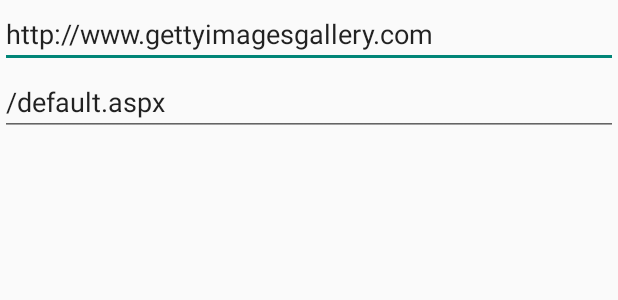
After one commit to JuL1205/JuLib, an Android app: the layout layout_domain_dlg.xml on its own in the app's theme, with its tools: preview values and no code run, on a phone screen of 412 x 824 dp. The commit adds this screen. Shown: the top 300 px of the screen. Run offline under Robolectric (Android 15) with nearby library versions, the phone set to English and light mode, and no system bars.

Commit message:
이미지 크롤링 예외처리

```diff
--- /dev/null
+++ b/app/src/main/res/layout/layout_domain_dlg.xml
@@ -0,0 +1,21 @@
+<?xml version="1.0" encoding="utf-8"?>
+<LinearLayout xmlns:android="http://schemas.android.com/apk/res/android"
+    android:layout_width="match_parent"
+    android:layout_height="match_parent"
+    android:orientation="vertical">
+    <EditText
+        android:id="@+id/et_domain"
+        android:layout_width="match_parent"
+        android:layout_height="wrap_content"
+        android:hint="Domain"
+        android:text="http://www.gettyimagesgallery.com"
+        android:inputType="textEmailAddress"/>
+    <EditText
+        android:id="@+id/et_page"
+        android:layout_width="match_parent"
+        android:layout_height="wrap_content"
+        android:hint="Page"
+        android:text="/default.aspx"
+        android:inputType="textEmailAddress"/>
+
+</LinearLayout>
--- a/app/src/main/res/values/strings.xml
+++ b/app/src/main/res/values/strings.xml
@@ -1,11 +1,10 @@
 <?xml version="1.0" encoding="utf-8"?>
 <resources>
-
     <string name="app_name">JuLibDemo</string>
     <string name="action_settings">Settings</string>
 
     <string name="menu_network">Network</string>
     <string name="menu_concurrent">Concurrent</string>
     <string name="menu_camcoder">Camcoder</string>
-    <string name="menu_image">Image Download</string>
+    <string name="menu_image">Image Crawling</string>
 </resources>
--- a/lib/src/main/java/jul/lab/library/crawling/ImageUrlList.java
+++ b/lib/src/main/java/jul/lab/library/crawling/ImageUrlList.java
@@ -5,6 +5,8 @@ import android.os.Looper;
 
 import java.util.ArrayList;
 import java.util.List;
+
+import jul.lab.library.log.Log;
 
 public class ImageUrlList extends ArrayList<String> {
 
```
Also changed, not shown: app/src/main/java/jul/lib/test/MainActivity.java (+16 -1 lines), app/src/main/java/jul/lib/test/activity/ImageCrawlingActivity.java (+7 -5 lines), app/src/main/java/jul/lib/test/adapter/ImageCrawlingAdapter.java (+2 -1 lines), lib/src/main/java/jul/lab/library/crawling/parser/HTMLImageParser.java (+27 -19 lines).
